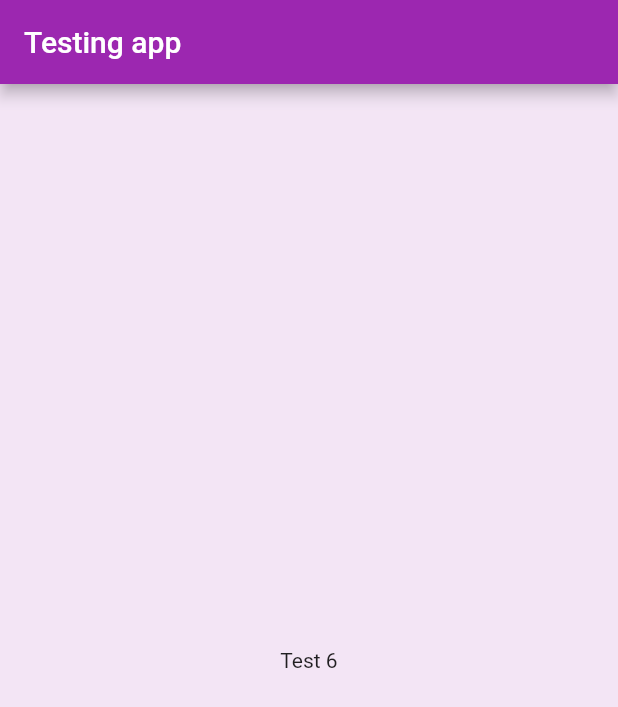
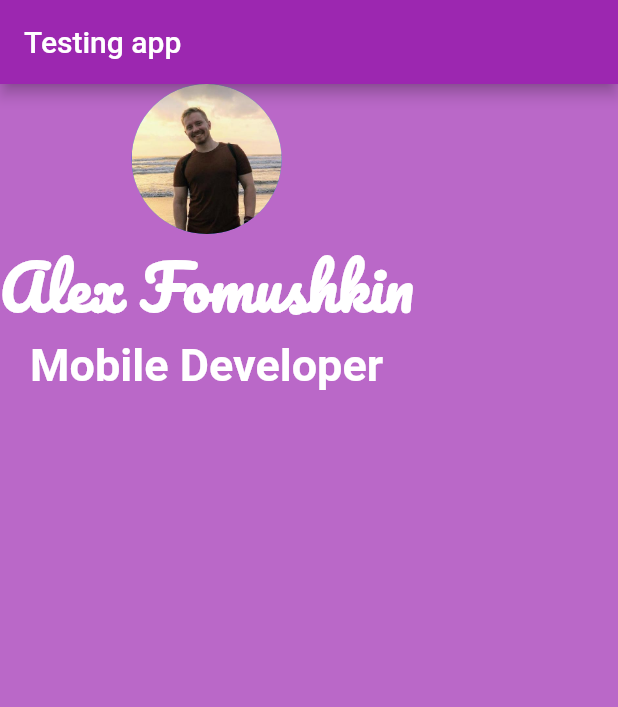
Before and after one commit to Aleksefo/flutter_testing_app, a Flutter app: the screen it shows after launch, on a phone screen of 412 x 824 dp. Shown: the top 707 px of the screen. Run offline on Flutter 3.47's test engine with Material 2 defaults, Android fonts, the phone set to English and light mode, and no system bars.

Commit message:
Update Main screen

```diff
--- a/lib/main.dart
+++ b/lib/main.dart
@@ -13,10 +13,33 @@ class MyApp extends StatelessWidget {
           title: Text('Testing app'),
           backgroundColor: Colors.purple,
         ),
-        backgroundColor: Colors.purple[50],
-        body: Center(
-          child: Text('Test 6'),
-        ),
+        backgroundColor: Colors.purple[300],
+        body: SafeArea(
+            child: Column(
+          children: <Widget>[
+            CircleAvatar(
+              radius: 50,
+              backgroundImage: AssetImage('assets/images/avatar.jpeg'),
+            ),
+            Text(
+              'Alex Fomushkin',
+              style: TextStyle(
+                fontFamily: 'Pacifico',
+                fontSize: 40,
+                color: Colors.white,
+                fontWeight: FontWeight.bold,
+              ),
+            ),
+            Text(
+              'Mobile Developer',
+              style: TextStyle(
+                fontSize: 30,
+                color: Colors.white,
+                fontWeight: FontWeight.bold,
+              ),
+            ),
+          ],
+        )),
       ),
     );
   }
```
